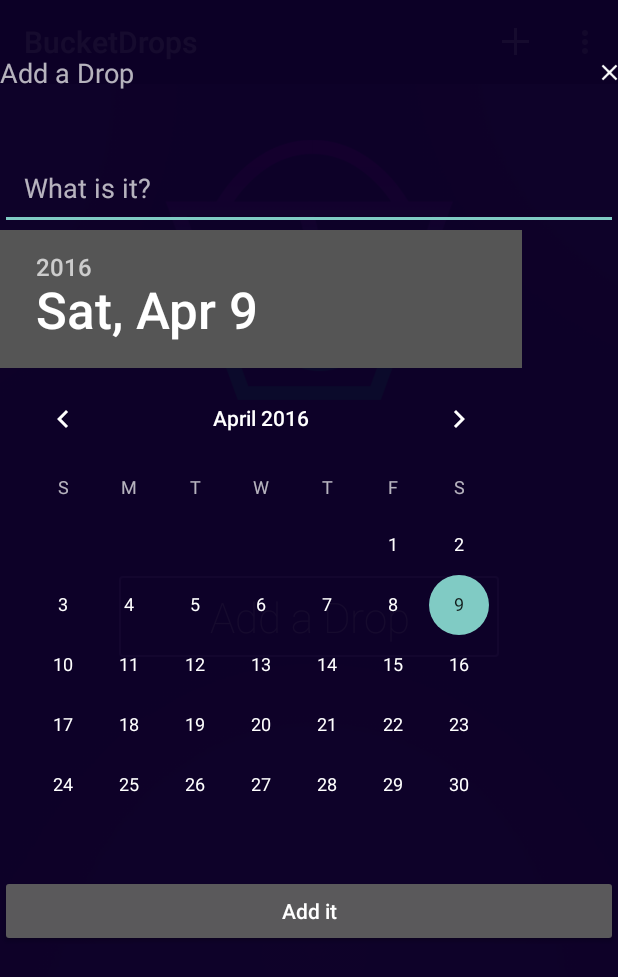
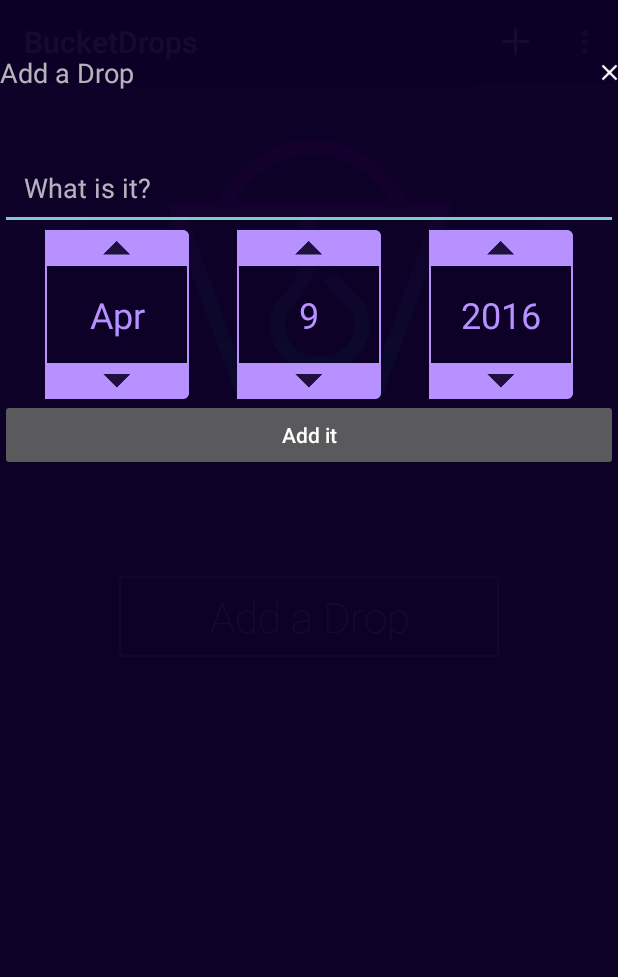
Before and after one commit to MdManjurulHoqueJony/BucketDrops, an Android app: the screen it shows after launch (MainActivity), after a tap on "Add a Drop", on a phone screen of 412 x 824 dp. Shown: the top 977 px of the screen. Run offline under Robolectric (Android 15) with nearby library versions, the phone set to English and light mode, and no system bars; libraries missing offline, so code that uses them is left out: com.facebook.stetho, com.uphyca.stetho_realm, io.realm; 9 statements that could not run were skipped.

Commit message:
Setup Bucket Date Picker Widget in Java

```diff
--- a/app/src/main/java/com/wordpress/jonyonandroidcraftsmanship/bucketdrops/AddDialogFragment.java
+++ b/app/src/main/java/com/wordpress/jonyonandroidcraftsmanship/bucketdrops/AddDialogFragment.java
@@ -7,13 +7,11 @@ import android.view.LayoutInflater;
 import android.view.View;
 import android.view.ViewGroup;
 import android.widget.Button;
-import android.widget.DatePicker;
 import android.widget.EditText;
 import android.widget.ImageButton;
 
 import com.wordpress.jonyonandroidcraftsmanship.bucketdrops.beans.Drop;
-
-import java.util.Calendar;
+import com.wordpress.jonyonandroidcraftsmanship.bucketdrops.widgets.BucketPickerView;
 
 import io.realm.Realm;
 
@@ -21,7 +19,7 @@ public class AddDialogFragment extends DialogFragment {
 
     private ImageButton ibtnClose = null;
     private EditText etDrop = null;
-    private DatePicker bpvDate = null;
+    private BucketPickerView bpvDate = null;
     private Button btnAdd = null;
     private MyClickListener myClickListener = null;
 
@@ -31,7 +29,7 @@ public class AddDialogFragment extends DialogFragment {
     @Override
     public void onCreate(@Nullable Bundle savedInstanceState) {
         super.onCreate(savedInstanceState);
-        setStyle(STYLE_NORMAL,R.style.DialogTheme);
+        setStyle(STYLE_NORMAL, R.style.DialogTheme);
     }
 
     @Nullable
@@ -47,7 +45,7 @@ public class AddDialogFragment extends DialogFragment {
         myClickListener = new MyClickListener();
         ibtnClose = (ImageButton) view.findViewById(R.id.ibtnClose);
         etDrop = (EditText) view.findViewById(R.id.etDrop);
-        bpvDate = (DatePicker) view.findViewById(R.id.bpvDate);
+        bpvDate = (BucketPickerView) view.findViewById(R.id.bpvDate);
         btnAdd = (Button) view.findViewById(R.id.btnAdd);
         ibtnClose.setOnClickListener(myClickListener);
         btnAdd.setOnClickListener(myClickListener);
@@ -70,20 +68,9 @@ public class AddDialogFragment extends DialogFragment {
     //TODO Process Date
     private void addAction() {
         String what = etDrop.getText().toString();
-        String date = bpvDate.getDayOfMonth() + "/" + bpvDate.getMonth() + "/" + bpvDate.getYear();
-        Calendar calendar=Calendar.getInstance();
-        calendar.set(Calendar.DAY_OF_MONTH,bpvDate.getDayOfMonth());
-        calendar.set(Calendar.MONTH,bpvDate.getMonth());
-        calendar.set(Calendar.YEAR,bpvDate.getYear());
-        calendar.set(Calendar.HOUR,0);
-        calendar.set(Calendar.MINUTE,0);
-        calendar.set(Calendar.SECOND,0);
-
         long now = System.currentTimeMillis();
-
         Realm realm = Realm.getDefaultInstance();
-
-        Drop drop = new Drop(what, now, calendar.getTimeInMillis(), false);
+        Drop drop = new Drop(what, now, bpvDate.getTime(), false);
         realm.beginTransaction();
         realm.copyToRealm(drop);
         realm.commitTransaction();
--- /dev/null
+++ b/app/src/main/java/com/wordpress/jonyonandroidcraftsmanship/bucketdrops/widgets/BucketPickerView.java
@@ -0,0 +1,70 @@
+package com.wordpress.jonyonandroidcraftsmanship.bucketdrops.widgets;
+
+import android.content.Context;
+import android.util.AttributeSet;
+import android.view.LayoutInflater;
+import android.view.View;
+import android.widget.LinearLayout;
+import android.widget.TextView;
+
+import com.wordpress.jonyonandroidcraftsmanship.bucketdrops.R;
+
+import java.text.SimpleDateFormat;
+import java.util.Calendar;
+
+public class BucketPickerView extends LinearLayout {
+    private TextView tvMonth = null;
+    private TextView tvDate = null;
+    private TextView tvYear = null;
+    private Calendar mCalendar = null;
+    private SimpleDateFormat mFormatter = null;
+
+    public BucketPickerView(Context context) {
+        super(context);
+        init(context);
+    }
+
+    public BucketPickerView(Context context, AttributeSet attrs) {
+        super(context, attrs);
+        init(context);
+    }
+
+    public BucketPickerView(Context context, AttributeSet attrs, int defStyleAttr) {
+        super(context, attrs, defStyleAttr);
+        init(context);
+    }
+
+    private void init(Context context) {
+        View view = LayoutInflater.from(context).inflate(R.layout.bucket_picker_view, this);
+        mCalendar = Calendar.getInstance();
+        mFormatter=new SimpleDateFormat("MMM");
+    }
+
+    @Override
+    protected void onFinishInflate() {
+        super.onFinishInflate();
+        tvDate = (TextView) findViewById(R.id.tvDate);
+        tvMonth = (TextView) findViewById(R.id.tvMonth);
+        tvYear = (TextView) findViewById(R.id.tvYear);
+        int date = mCalendar.get(Calendar.DATE);
+        int month = mCalendar.get(Calendar.MONTH);
+        int year = mCalendar.get(Calendar.YEAR);
+        update(date, month, year, 0, 0, 0);
+    }
+
+    private void update(int date, int month, int year, int hour, int minute, int second) {
+        mCalendar.set(Calendar.DATE, date);
+        mCalendar.set(Calendar.MONTH, month);
+        mCalendar.set(Calendar.YEAR, year);
+        mCalendar.set(Calendar.HOUR, hour);
+        mCalendar.set(Calendar.MINUTE, minute);
+        mCalendar.set(Calendar.SECOND, second);
+        tvDate.setText(date + "");
+        tvMonth.setText(mFormatter.format(mCalendar.getTime()));
+        tvYear.setText(year + "");
+    }
+
+    public long getTime() {
+        return mCalendar.getTimeInMillis();
+    }
+}
--- a/app/src/main/res/drawable/bg_picker_item_background.xml
+++ b/app/src/main/res/drawable/bg_picker_item_background.xml
@@ -3,5 +3,5 @@
     <stroke
         android:width="1dp"
         android:color="@color/purple" />
-    <corners android:radius="4dp" />
+    <corners android:radius="@dimen/bg_picker_item_corner_radius" />
 </shape>
--- a/app/src/main/res/drawable/down_normal.xml
+++ b/app/src/main/res/drawable/down_normal.xml
@@ -3,12 +3,14 @@
     <item>
         <shape>
             <solid android:color="@color/purple" />
-            <size android:width="96dp" />
+            <size android:width="@dimen/tv_picker_item_width" />
+            <corners android:bottomLeftRadius="@dimen/bg_picker_item_corner_radius" />
+            <corners android:bottomRightRadius="@dimen/bg_picker_item_corner_radius" />
         </shape>
     </item>
-    <item
-        android:drawable="@drawable/ic_down_normal"
-        android:gravity="center">
+    <item>
+        <bitmap android:src="@drawable/ic_down_normal"
+            android:gravity="center"/>
+    </item>
 
-    </item>
 </layer-list>
--- a/app/src/main/res/drawable/up_normal.xml
+++ b/app/src/main/res/drawable/up_normal.xml
@@ -4,11 +4,12 @@
         <shape>
             <solid android:color="@color/purple" />
             <size android:width="96dp" />
+            <corners android:topLeftRadius="@dimen/bg_picker_item_corner_radius" />
+            <corners android:topRightRadius="@dimen/bg_picker_item_corner_radius" />
         </shape>
     </item>
-    <item
-        android:drawable="@drawable/ic_up_normal"
-        android:gravity="center">
-
+    <item>
+        <bitmap android:src="@drawable/ic_up_normal"
+            android:gravity="center"/>
     </item>
 </layer-list>
--- a/app/src/main/res/layout/bucket_picker_view.xml
+++ b/app/src/main/res/layout/bucket_picker_view.xml
@@ -1,14 +1,13 @@
 <?xml version="1.0" encoding="utf-8"?>
 <LinearLayout xmlns:android="http://schemas.android.com/apk/res/android"
     android:layout_width="match_parent"
-    android:layout_height="wrap_content "
+    android:layout_height="wrap_content"
     android:gravity="center"
     android:orientation="horizontal">
 
     <TextView
         android:id="@+id/tvMonth"
-        style="@style/DatePickerItemStyle"
-        android:text="JAN" />
+        style="@style/DatePickerItemStyle" />
 
     <Space
         android:layout_width="32dp"
@@ -16,8 +15,7 @@
 
     <TextView
         android:id="@+id/tvDate"
-        style="@style/DatePickerItemStyle"
-        android:text="10" />
+        style="@style/DatePickerItemStyle" />
 
     <Space
         android:layout_width="32dp"
@@ -25,6 +23,5 @@
 
     <TextView
         android:id="@+id/tvYear"
-        style="@style/DatePickerItemStyle"
-        android:text="2021" />
+        style="@style/DatePickerItemStyle" />
 </LinearLayout>
--- a/app/src/main/res/layout/dialog_add.xml
+++ b/app/src/main/res/layout/dialog_add.xml
@@ -32,7 +32,7 @@
         android:hint="@string/hint_et_drop"
         android:padding="@dimen/et_drop_padding" />
 
-    <DatePicker
+    <com.wordpress.jonyonandroidcraftsmanship.bucketdrops.widgets.BucketPickerView
         android:id="@+id/bpvDate"
         android:layout_width="match_parent"
         android:layout_height="wrap_content"
--- a/app/src/main/res/values/dimens.xml
+++ b/app/src/main/res/values/dimens.xml
@@ -23,4 +23,6 @@
     <dimen name="iv_drop_size">12dp</dimen>
     <dimen name="tv_what_horizontal_padding">22dp</dimen>
     <dimen name="tv_no_tems_vertical_padding">22dp</dimen>
+    <dimen name="bg_picker_item_corner_radius">4dp</dimen>
+    <dimen name="tv_picker_item_width">96dp</dimen>
 </resources>
--- a/app/src/main/res/values/styles.xml
+++ b/app/src/main/res/values/styles.xml
@@ -19,16 +19,18 @@
     </style>
 
     <style name="DatePickerItemStyle">
-        <item name="android:layout_width">96dp</item>
+        <item name="android:layout_width">@dimen/tv_picker_item_width</item>
         <item name="android:layout_height">match_parent</item>
         <item name="android:background">@drawable/bg_picker_item_background</item>
         <item name="android:gravity">center</item>
         <item name="android:maxLines">1</item>
         <item name="android:textColor">@color/purple</item>
-        <item name="android:textSize">24sp</item>
-        <item name="android:drawableBottom">@drawable/ic_down_normal</item>
-        <item name="android:drawableTop">@drawable/ic_up_normal</item>
-        <item name="android:drawablePadding">16dp</item>
+        <item name="android:textSize">@dimen/tv_picker_item_text_size</item>
+        <item name="android:drawableBottom">@drawable/down_normal</item>
+        <item name="android:drawableTop">@drawable/up_normal</item>
+        <item name="android:drawablePadding">@dimen/tv_picker_drawable_padding</item>
     </style>
 
+    <dimen name="tv_picker_drawable_padding">16dp</dimen>
+    <dimen name="tv_picker_item_text_size">24sp</dimen>
 </resources>
```
Also changed, not shown: app/src/main/res/drawable/down_pressed.xml (+6 -4 lines), app/src/main/res/drawable/up_pressed.xml (+5 -4 lines).
